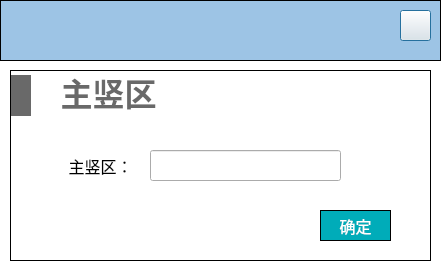
haobana/NoiCal, file NoiseCalSoft/roomDefineForm/dialog_add_zhushuqu.ui: the form before one commit.
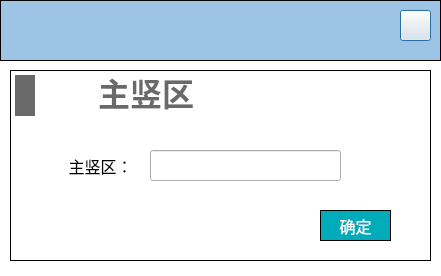
The form after the commit. Icons and pictures are not drawn.

Patch:
```diff
--- a/NoiseCalSoft/roomDefineForm/dialog_add_zhushuqu.ui
+++ b/NoiseCalSoft/roomDefineForm/dialog_add_zhushuqu.ui
@@ -73,7 +73,7 @@
      <rect>
       <x>0</x>
       <y>0</y>
-      <width>171</width>
+      <width>241</width>
       <height>51</height>
      </rect>
     </property>
@@ -107,13 +107,13 @@
       <widget class="QLabel" name="label_title">
        <property name="minimumSize">
         <size>
-         <width>141</width>
+         <width>200</width>
          <height>41</height>
         </size>
        </property>
        <property name="maximumSize">
         <size>
-         <width>141</width>
+         <width>200</width>
          <height>41</height>
         </size>
        </property>
```
Left out of the diff: 5 changed lines with no effect on the pictures.
